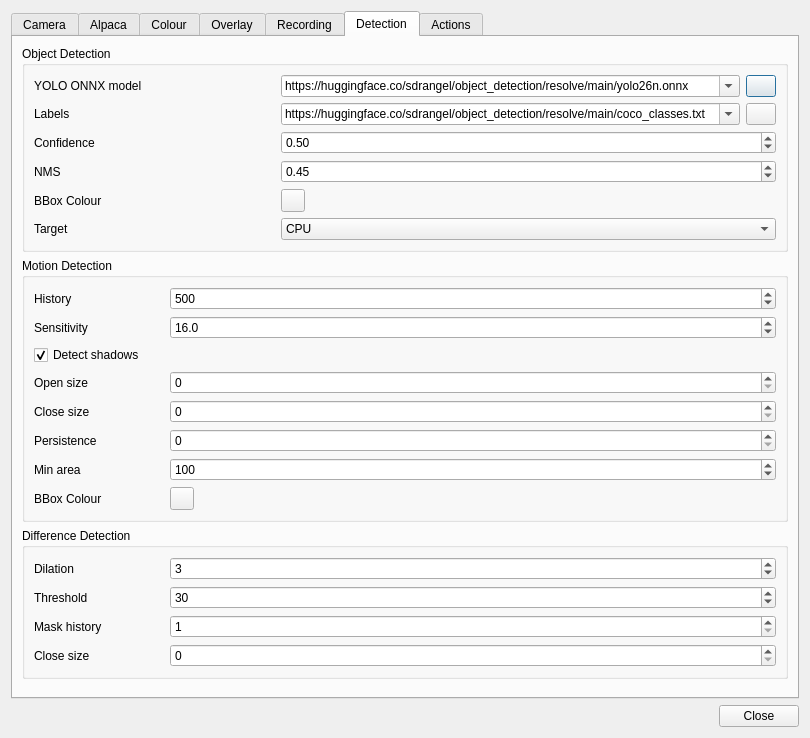
Qt form plugins/feature/camera/camerasettingsdialog.ui (srcejon/sdrangel) before a commit.
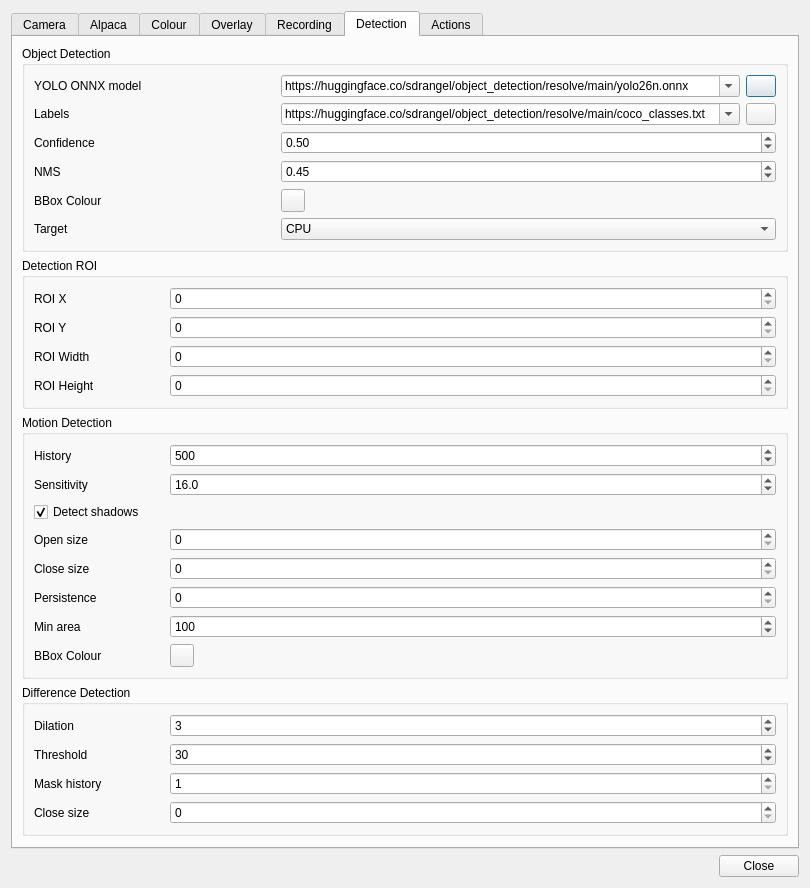
The same form after that commit. The open tabs and pages were chosen to show the change. Icons and pictures are not drawn.

Commit message: Add detection ROI for camera analysis

Patch:
```diff
--- a/plugins/feature/camera/camerasettingsdialog.ui
+++ b/plugins/feature/camera/camerasettingsdialog.ui
@@ -2374,6 +2374,119 @@
          </layout>
         </widget>
        </item>
+       <item>
+        <widget class="QGroupBox" name="detectionRoiGroup">
+         <property name="title">
+          <string>Detection ROI</string>
+         </property>
+         <layout class="QFormLayout" name="formLayout_8">
+          <item row="0" column="0">
+           <widget class="QLabel" name="detectionRoiXLabel">
+            <property name="minimumSize">
+             <size>
+              <width>130</width>
+              <height>0</height>
+             </size>
+            </property>
+            <property name="text">
+             <string>ROI X</string>
+            </property>
+           </widget>
+          </item>
+          <item row="0" column="1">
+           <widget class="QSpinBox" name="detectionRoiXSpin">
+            <property name="toolTip">
+             <string>Left edge of the detection region of interest</string>
+            </property>
+            <property name="minimum">
+             <number>0</number>
+            </property>
+            <property name="maximum">
+             <number>4096</number>
+            </property>
+           </widget>
+          </item>
+          <item row="1" column="0">
+           <widget class="QLabel" name="detectionRoiYLabel">
+            <property name="minimumSize">
+             <size>
+              <width>130</width>
+              <height>0</height>
+             </size>
+            </property>
+            <property name="text">
+             <string>ROI Y</string>
+            </property>
+           </widget>
+          </item>
+          <item row="1" column="1">
+           <widget class="QSpinBox" name="detectionRoiYSpin">
+            <property name="toolTip">
+             <string>Top edge of the detection region of interest</string>
+            </property>
+            <property name="minimum">
+             <number>0</number>
+            </property>
+            <property name="maximum">
+             <number>4096</number>
+            </property>
+           </widget>
+          </item>
+          <item row="2" column="0">
+           <widget class="QLabel" name="detectionRoiWidthLabel">
+            <property name="minimumSize">
+             <size>
+              <width>130</width>
+              <height>0</height>
+             </size>
+            </property>
+            <property name="text">
+             <string>ROI Width</string>
+            </property>
+           </widget>
+          </item>
+          <item row="2" column="1">
+           <widget class="QSpinBox" name="detectionRoiWidthSpin">
+            <property name="toolTip">
+             <string>Width of the detection region of interest. 0 uses the full frame width.</string>
+            </property>
+            <property name="minimum">
+             <number>0</number>
+            </property>
+            <property name="maximum">
+             <number>4096</number>
+            </property>
+           </widget>
+          </item>
+          <item row="3" column="0">
+           <widget class="QLabel" name="detectionRoiHeightLabel">
+            <property name="minimumSize">
+             <size>
+              <width>130</width>
+              <height>0</height>
+             </size>
+            </property>
+            <property name="text">
+             <string>ROI Height</string>
+            </property>
+           </widget>
+          </item>
+          <item row="3" column="1">
+           <widget class="QSpinBox" name="detectionRoiHeightSpin">
+            <property name="toolTip">
+             <string>Height of the detection region of interest. 0 uses the full frame height.</string>
+            </property>
+            <property name="minimum">
+             <number>0</number>
+            </property>
+            <property name="maximum">
+             <number>4096</number>
+            </property>
+           </widget>
+          </item>
+         </layout>
+        </widget>
+       </item>
        <item>
         <widget class="QGroupBox" name="motionDetectionGroup">
          <property name="title">
```
Left out of the diff: 102 changed lines with no effect on the pictures. The commit also changes 8 other files.
